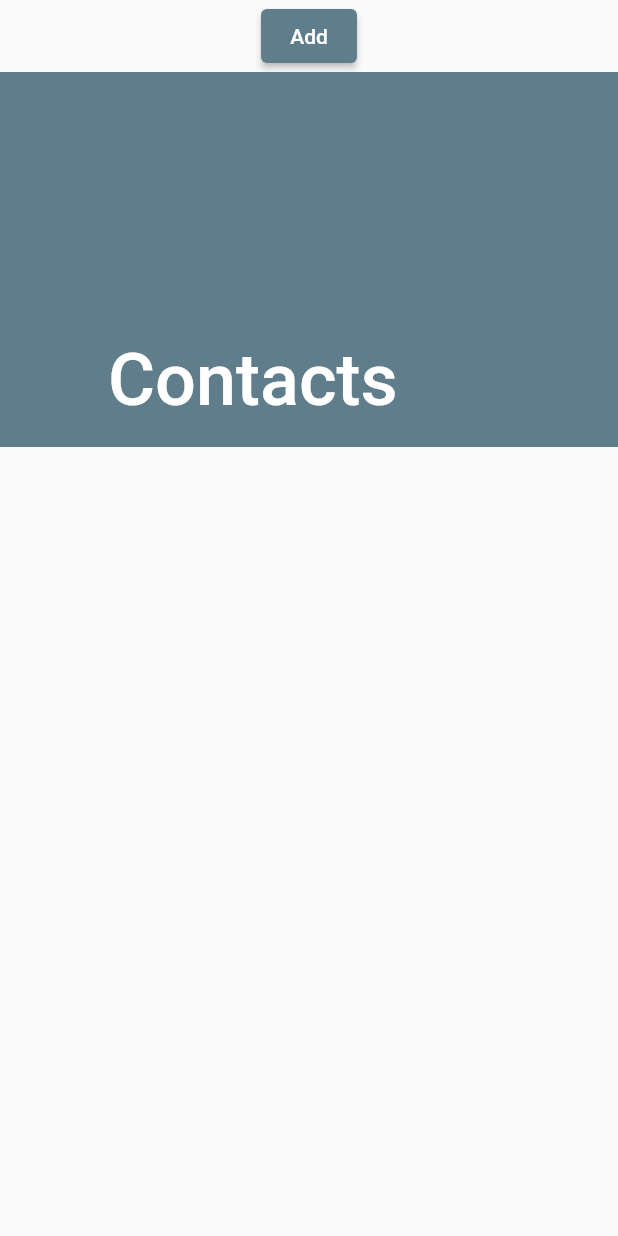
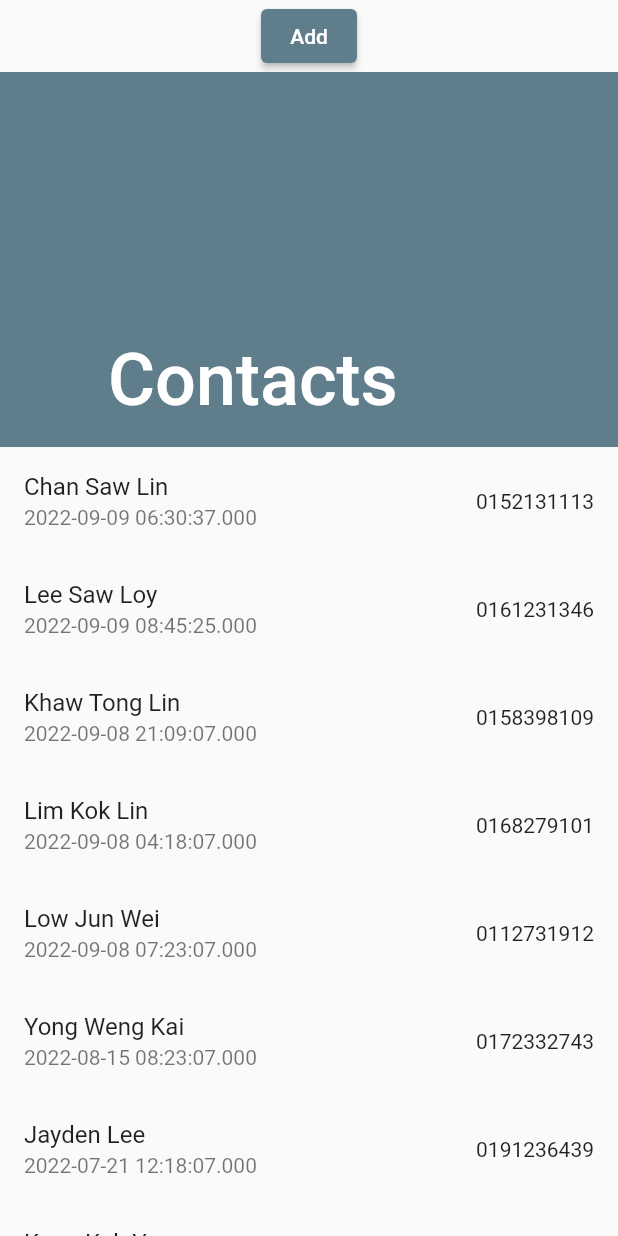
Before and after one commit to KaiHongTan/contacts_app_test, a Flutter app: the screen it shows after launch, after a tap on "Add", on a phone screen of 412 x 824 dp. Run offline on Flutter 3.47's test engine with Material 2 defaults, Android fonts, the phone set to English and light mode, and no system bars; our stand-ins replace hive; accounts and stored records are empty.

Commit message:
Added default values from JSON file if Hive database is empty

```diff
--- a/lib/contact_model.dart
+++ b/lib/contact_model.dart
@@ -7,6 +7,25 @@ import 'package:hive/hive.dart';
 
 part 'contact_model.g.dart';
 
+Welcome welcomeFromJson(String str) => Welcome.fromJson(json.decode(str));
+
+String welcomeToJson(Welcome data) => json.encode(data.toJson());
+
+class Welcome {
+  Welcome({
+    required this.contact,
+  });
+
+  List<Contact> contact;
+
+  factory Welcome.fromJson(Map<String, dynamic> json) => Welcome(
+    contact: List<Contact>.from(json["contact"].map((x) => Contact.fromJson(x))),
+  );
+
+  Map<String, dynamic> toJson() => {
+    "contact": List<dynamic>.from(contact.map((x) => x.toJson())),
+  };
+}
 
 @HiveType(typeId: 1)
 class Contact {
@@ -21,4 +40,14 @@ class Contact {
       this.phone,
       this.checkIn,
       );
+
+  factory Contact.fromJson(Map<String, dynamic> json) => Contact(
+  json["user"], json["phone"], json["check-in"]
+  );
+
+  Map<String, dynamic> toJson() => {
+    "user": user,
+    "phone": phone,
+    "check-in": checkIn,
+  };
 }
--- a/lib/contacts.dart
+++ b/lib/contacts.dart
@@ -1,5 +1,8 @@
+import 'dart:convert';
+
 import 'package:flutter/material.dart';
 import 'package:contacts_app_test/contact_model.dart';
+import 'package:flutter/services.dart';
 import 'package:hive/hive.dart';
 
 class Contacts extends StatefulWidget {
@@ -15,7 +18,17 @@ class _ContactsState extends State<Contacts> {
   void initState() {
     super.initState();
   }
-
+  initDefaultContacts() async {
+    final contactsBox = Hive.box('contacts');
+    final jsonString = await rootBundle.loadString('lib/contacts.json');
+    final jsonData = jsonDecode(jsonString);
+    final jsonContacts = jsonData["contact"];
+    for(var contact in jsonContacts){
+      final con = Contact.fromJson(contact);
+      contactBox.add(con);
+    }
+    final contact = Contact.fromJson(jsonContacts);
+  }
   void addContact(Contact contact){
     final contactsBox = Hive.box('contacts');
     contactsBox.add(contact);
@@ -25,7 +38,6 @@ class _ContactsState extends State<Contacts> {
   Future _refresh() async {
     await Future.delayed(Duration(seconds: 1));
     setState(() {
-
     });
   }
 
@@ -41,11 +53,11 @@ class _ContactsState extends State<Contacts> {
               final newContact = Contact('Test', '0192807993', 1662839984);
               addContact(newContact);
 
-            }, child: Text("Add",style: TextStyle(color: Colors.white),)),
+            }, child: const Text("Add",style: TextStyle(color: Colors.white),)),
             Container(
               width: MediaQuery.of(context).size.width,
               height: MediaQuery.of(context).size.height,
-              child: RefreshIndicator(child:
+              child: RefreshIndicator(edgeOffset:250 ,child:
               CustomScrollView(
                 slivers: <Widget>[
                   const SliverAppBar(
@@ -68,9 +80,11 @@ class _ContactsState extends State<Contacts> {
                                     delegate: SliverChildBuilderDelegate(
                                         (BuildContext context, int index){
                                           final contact = contactBox.get(index) as Contact;
+                                          final DateTime timeStamp = DateTime.fromMillisecondsSinceEpoch(contact.checkIn! * 1000);
                                           return ListTile(
                                                 title: Text(contact.user.toString()),
-                                                trailing: Text(contact.phone.toString())
+                                                trailing: Text(contact.phone.toString()),
+                                            subtitle: Text(timeStamp.toLocal().toString()),
                                               );
                                         }, childCount: Hive.box('contacts').length,
                                       semanticIndexOffset: 1
--- /dev/null
+++ b/lib/contacts.json
@@ -0,0 +1,54 @@
+{
+  "contact": [
+    {
+      "user": "Chan Saw Lin",
+      "phone": "0152131113",
+      "check-in": 1662705037
+    },
+    {
+      "user": "Lee Saw Loy",
+      "phone": "0161231346",
+      "check-in": 1662713125
+    },
+    {
+      "user": "Khaw Tong Lin",
+      "phone": "0158398109",
+      "check-in": 1662671347
+    },
+    {
+      "user": "Lim Kok Lin",
+      "phone": "0168279101",
+      "check-in": 1662610687
+    },
+    {
+      "user": "Low Jun Wei",
+      "phone": "0112731912",
+      "check-in": 1662621787
+    },
+    {
+      "user": "Yong Weng Kai",
+      "phone": "0172332743",
+      "check-in": 1660551787
+    },
+    {
+      "user": "Jayden Lee",
+      "phone": "0191236439",
+      "check-in": 1658405887
+    },
+    {
+      "user": "Kong Kah Yan",
+      "phone": "0111931233",
+      "check-in": 1658658067
+    },
+    {
+      "user": "Jasmine Lau",
+      "phone": "0162879190",
+      "check-in": 1662733391
+    },
+    {
+      "user": "Chan Saw Lin",
+      "phone": "016783239",
+      "check-in": 1662737415
+    }
+  ]
+}
--- a/lib/main.dart
+++ b/lib/main.dart
@@ -1,3 +1,5 @@
+import 'dart:convert';
+
 import 'package:contacts_app_test/contacts.dart';
 import 'package:flutter/material.dart';
 import 'package:flutter/services.dart';
@@ -7,6 +9,16 @@ import 'package:path_provider/path_provider.dart';
 
 import 'contact_model.dart';
 
+initDefaultContacts() async {
+  final contactsBox = Hive.box('contacts');
+  final jsonString = await rootBundle.loadString('lib/contacts.json');
+  final jsonData = jsonDecode(jsonString);
+  final jsonContacts = jsonData["contact"];
+  for(var contact in jsonContacts){
+    final con = Contact.fromJson(contact);
+    contactsBox.add(con);
+  }
+}
 
 Future<void> main() async {
   WidgetsFlutterBinding.ensureInitialized();
@@ -14,6 +26,9 @@ Future<void> main() async {
   Hive.init(appDocumentDir.path);
   Hive.registerAdapter(ContactAdapter());
   final contactsBox = await Hive.openBox('contacts');
+  if(contactsBox.isEmpty){
+    initDefaultContacts();
+  }
   runApp(const MyApp());
 }
 
--- a/pubspec.yaml
+++ b/pubspec.yaml
@@ -68,8 +68,8 @@ flutter:
   uses-material-design: true
 
   # To add assets to your application, add an assets section, like this:
-assets:
-  - lib/contacts.json
+  assets:
+    - lib/contacts.json
   #   - images/a_dot_burr.jpeg
   #   - images/a_dot_ham.jpeg
 
```
Also changed, not shown: lib/contact_model.g.dart (added).
